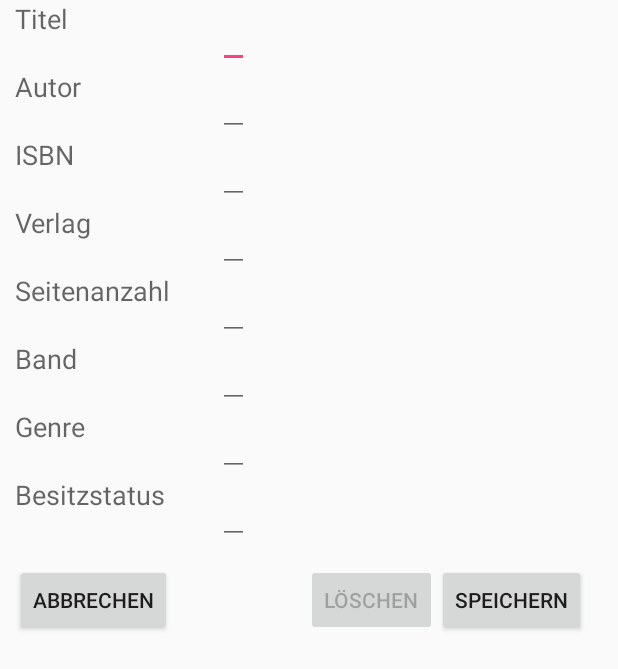
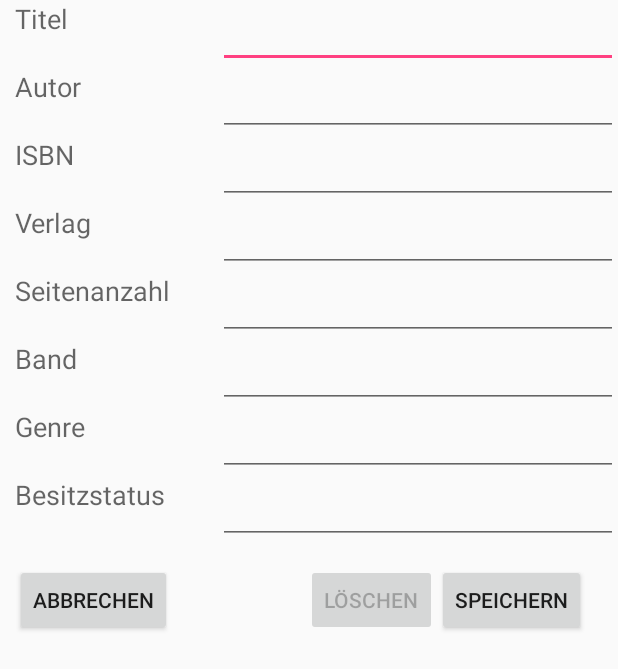
Before and after one commit to B-Team/b-team-app, an Android app: the screen it shows after launch (BookEdit before the commit, BookEditActivity after it), after a tap on an icon or button, on a phone screen of 412 x 824 dp. Shown: the top 669 px of the screen. Run offline under Robolectric (Android 15) with nearby library versions, the phone set to English and light mode, and no system bars.

Commit message:
Renamed BookEdit.java to BookEditActivity.java for clarity

```diff
--- a/app/src/main/AndroidManifest.xml
+++ b/app/src/main/AndroidManifest.xml
@@ -23,7 +23,7 @@
 
         </activity>
 
-        <activity android:name=".BookEdit" android:label="@string/app_name" />
+        <activity android:name=".BookEditActivity" android:label="@string/app_name" />
 
         <provider
             android:authorities="com.b_team.bookprovider"
--- a/app/src/main/java/com/b_team/b_team_app/BookEdit.java
+++ b/app/src/main/java/com/b_team/b_team_app/BookEditActivity.java
@@ -11,7 +11,7 @@ import android.widget.Button;
 import android.widget.EditText;
 import android.widget.Toast;
 
-public class BookEdit extends Activity implements OnClickListener{
+public class BookEditActivity extends Activity implements OnClickListener {
 
     private Button save, delete, cancel;
     private String mode;
--- a/app/src/main/java/com/b_team/b_team_app/MainActivity.java
+++ b/app/src/main/java/com/b_team/b_team_app/MainActivity.java
@@ -43,13 +43,16 @@ public class MainActivity extends AppCompatActivity implements LoaderManager.Loa
         fab.setOnClickListener(new View.OnClickListener() {
             @Override
             public void onClick(View view) {
-                Intent bookEdit = new Intent(getBaseContext(), BookEdit.class);
+                Intent bookEdit = new Intent(getBaseContext(), BookEditActivity.class);
                 Bundle bundle = new Bundle();
                 bundle.putString("mode", "add");
                 bookEdit.putExtras(bundle);
                 startActivity(bookEdit);
             }
         });
+
+        //Setting up autocomplete for authors already used once
+        String[] existingAuthors;
     }
 
     @Override
@@ -114,7 +117,7 @@ public class MainActivity extends AppCompatActivity implements LoaderManager.Loa
 
                 // starts a new Intent to update/delete a Country
                 // pass in row Id to create the Content URI for a single row
-                Intent bookEdit = new Intent(getBaseContext(), BookEdit.class);
+                Intent bookEdit = new Intent(getBaseContext(), BookEditActivity.class);
                 Bundle bundle = new Bundle();
                 bundle.putString("mode", "update");
                 bundle.putString("rowId", rowId);
@@ -250,7 +253,7 @@ public class MainActivity extends AppCompatActivity implements LoaderManager.Loa
 
                                 // starts a new Intent to update the book
                                 // pass in row Id to create the Content URI for a single row
-                                Intent bookEdit = new Intent(getBaseContext(), BookEdit.class);
+                                Intent bookEdit = new Intent(getBaseContext(), BookEditActivity.class);
                                 Bundle bundle = new Bundle();
                                 bundle.putString("mode", "update");
                                 bundle.putString("rowId", rowId);
--- a/app/src/main/res/layout/book_edit.xml
+++ b/app/src/main/res/layout/book_edit.xml
@@ -13,8 +13,8 @@
             android:layout_marginRight="@dimen/key_value_margin"
             android:textAppearance="?android:attr/textAppearanceMedium" />
 
-        <EditText android:id="@+id/editText_title" android:layout_width="wrap_content"
-            android:layout_height="wrap_content" android:text=""
+        <EditText android:id="@+id/editText_title" android:layout_width="match_parent"
+            android:layout_height="wrap_content" android:inputType="text"
             android:layout_toRightOf="@+id/textView_title" android:layout_alignTop="@+id/textView_title"
             android:textAppearance="?android:attr/textAppearanceMedium" />
 
@@ -23,11 +23,21 @@
             android:layout_below="@+id/editText_title" android:layout_alignParentLeft="true"
             android:textAppearance="?android:attr/textAppearanceMedium" />
 
-        <EditText android:id="@+id/editText_author" android:layout_width="wrap_content"
-            android:layout_height="wrap_content" android:text=""
+        <EditText android:id="@+id/editText_author" android:layout_width="match_parent"
+            android:layout_height="wrap_content" android:inputType="text"
             android:layout_toRightOf="@+id/textView_author" android:layout_below="@+id/editText_title"
             android:layout_alignLeft="@id/editText_title"
             android:textAppearance="?android:attr/textAppearanceMedium" />
+
+        <!--Ideally the author edit text should show all authors previously used as a autocomplete list.
+            For that to work we need AutoCompleteTextViews instead of EditText. Also the BookEditActivity class needs
+            to implement functions to fill that list.
+            I haven't worked out yet how to use the BookProvider to get the required data, so we keep the EditTexts for now.
+            -Moritz
+        <AutoCompleteTextView android:id="@+id/editText_author"
+            android:layout_width="match_parent"
+            android:layout_height="wrap_content" />
+        -->
 
         <TextView android:id="@+id/textView_isbn" android:layout_width="wrap_content"
             android:layout_height="wrap_content" android:text="@string/key_isbn"
@@ -35,8 +45,8 @@
             android:textAppearance="?android:attr/textAppearanceMedium" />
 
 
-        <EditText android:id="@+id/editText_isbn" android:layout_width="wrap_content"
-            android:layout_height="wrap_content" android:text=""
+        <EditText android:id="@+id/editText_isbn" android:layout_width="match_parent"
+            android:layout_height="wrap_content" android:inputType="text"
             android:layout_toRightOf="@+id/textView_isbn" android:layout_below="@+id/editText_author"
             android:layout_alignLeft="@id/editText_title"
             android:textAppearance="?android:attr/textAppearanceMedium" />
@@ -47,8 +57,8 @@
             android:textAppearance="?android:attr/textAppearanceMedium" />
 
 
-        <EditText android:id="@+id/editText_publisher" android:layout_width="wrap_content"
-            android:layout_height="wrap_content" android:text=""
+        <EditText android:id="@+id/editText_publisher" android:layout_width="match_parent"
+            android:layout_height="wrap_content" android:inputType="text"
             android:layout_toRightOf="@+id/textView_publisher" android:layout_below="@+id/editText_isbn"
             android:layout_alignLeft="@id/editText_title"
             android:textAppearance="?android:attr/textAppearanceMedium" />
@@ -59,8 +69,8 @@
             android:textAppearance="?android:attr/textAppearanceMedium" />
 
 
-        <EditText android:id="@+id/editText_nPages" android:layout_width="wrap_content"
-            android:layout_height="wrap_content" android:text=""
+        <EditText android:id="@+id/editText_nPages" android:layout_width="match_parent"
+            android:layout_height="wrap_content" android:inputType="number"
             android:layout_toRightOf="@+id/textView_nPages" android:layout_below="@+id/editText_publisher"
             android:layout_alignLeft="@id/editText_title"
             android:textAppearance="?android:attr/textAppearanceMedium" />
@@ -71,8 +81,8 @@
             android:textAppearance="?android:attr/textAppearanceMedium" />
 
 
-        <EditText android:id="@+id/editText_nVolume" android:layout_width="wrap_content"
-            android:layout_height="wrap_content" android:text=""
+        <EditText android:id="@+id/editText_nVolume" android:layout_width="match_parent"
+            android:layout_height="wrap_content" android:inputType="number"
             android:layout_toRightOf="@+id/textView_nVolume" android:layout_below="@+id/editText_nPages"
             android:layout_alignLeft="@id/editText_title"
             android:textAppearance="?android:attr/textAppearanceMedium" />
@@ -83,8 +93,8 @@
             android:textAppearance="?android:attr/textAppearanceMedium" />
 
 
-        <EditText android:id="@+id/editText_genre" android:layout_width="wrap_content"
-            android:layout_height="wrap_content" android:text=""
+        <EditText android:id="@+id/editText_genre" android:layout_width="match_parent"
+            android:layout_height="wrap_content" android:inputType="text"
             android:layout_toRightOf="@+id/textView_genre" android:layout_below="@+id/editText_nVolume"
             android:layout_alignLeft="@id/editText_title"
             android:textAppearance="?android:attr/textAppearanceMedium" />
@@ -95,7 +105,7 @@
             android:textAppearance="?android:attr/textAppearanceMedium" />
 
 
-        <EditText android:id="@+id/editText_ownership" android:layout_width="wrap_content"
+        <EditText android:id="@+id/editText_ownership" android:layout_width="match_parent"
             android:layout_height="wrap_content" android:text=""
             android:layout_toRightOf="@+id/textView_ownership" android:layout_below="@+id/editText_genre"
             android:layout_alignLeft="@id/editText_title"
```
